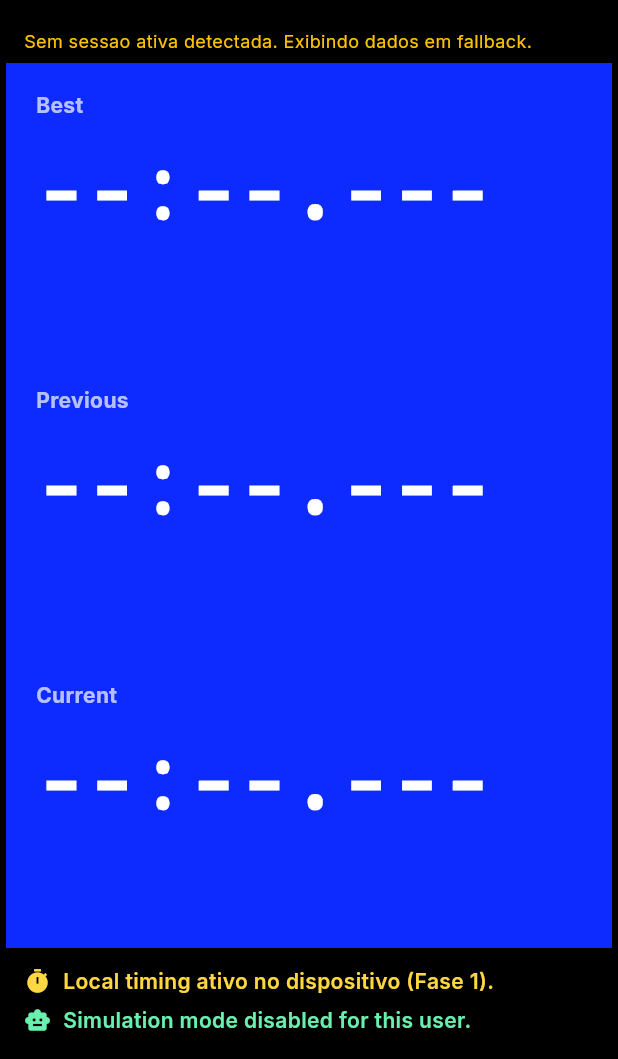
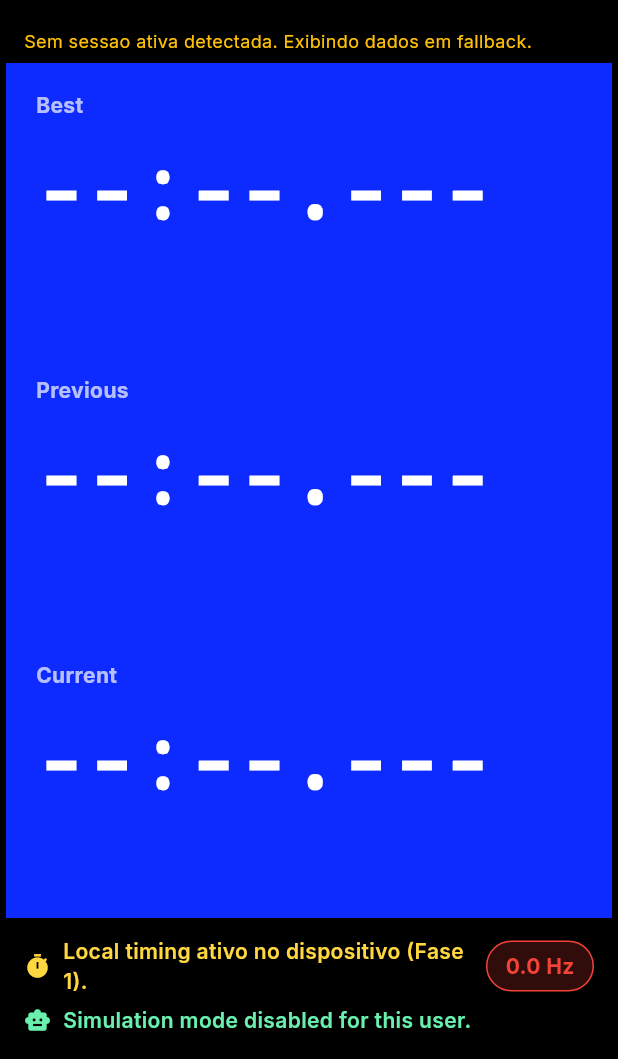
Before and after one commit to tocktecnologia/speed-data, a Flutter app: the ActiveRaceScreen screen opened directly with empty values, on a phone screen of 412 x 824 dp, the part 177-1236 px from its top. Run offline on Flutter 3.47's test engine with Material 3 defaults, Android fonts, the phone set to English and light mode, and no system bars; our stand-ins replace auto_size_text, cloud_firestore, cloud_functions, firebase_auth, firebase_core, fl_chart and 14 more; missing offline and left inert: flutter_polyline_points, json_path; accounts and stored records are empty.

Commit message:
add frequency to screen

```diff
--- a/lib/features/screens/pilot/active_race_screen.dart
+++ b/lib/features/screens/pilot/active_race_screen.dart
@@ -1489,6 +1489,33 @@ class _ActiveRaceScreenState extends State<ActiveRaceScreen> {
                                 ),
                               ),
                             ),
+                            Row(
+                              mainAxisAlignment: MainAxisAlignment.end,
+                              children: [
+                                Container(
+                                  padding: const EdgeInsets.symmetric(
+                                      horizontal: 12, vertical: 6),
+                                  decoration: BoxDecoration(
+                                    color: _getGpsColor(
+                                            _telemetryService.currentFrequency)
+                                        .withAlpha(50),
+                                    borderRadius: BorderRadius.circular(20),
+                                    border: Border.all(
+                                      color: _getGpsColor(
+                                          _telemetryService.currentFrequency),
+                                    ),
+                                  ),
+                                  child: Text(
+                                    "${_telemetryService.currentFrequency} Hz",
+                                    style: TextStyle(
+                                      fontWeight: FontWeight.bold,
+                                      color: _getGpsColor(
+                                          _telemetryService.currentFrequency),
+                                    ),
+                                  ),
+                                )
+                              ],
+                            )
                           ],
                         ),
                         const SizedBox(height: 6),
@@ -1675,7 +1702,7 @@ class _ActiveRaceScreenState extends State<ActiveRaceScreen> {
     } else if (hz < 1.0) {
       return Colors.orange;
     } else if (hz < 1.8) {
-      return Colors.green;
+      return Colors.lightGreen;
     } else {
       return Colors.greenAccent;
     }
--- a/lib/features/services/telemetry_service.dart
+++ b/lib/features/services/telemetry_service.dart
@@ -1475,7 +1475,7 @@ class TelemetryService extends ChangeNotifier {
 
       if (kDebugMode) {
         print(
-            'Synced telemetry batch from local store: points=${batch.length}, closures=${selectedClosures.length}');
+            'Synced telemetry batch from local store: points=${batch.length}, closures=${selectedClosures.length}, currentFrequency=$_currentFrequency');
       }
     } catch (e) {
       if (kDebugMode) {
```
Also changed, not shown: lib/features/screens/pilot/gps_test_screen.dart (+9 -8 lines).
